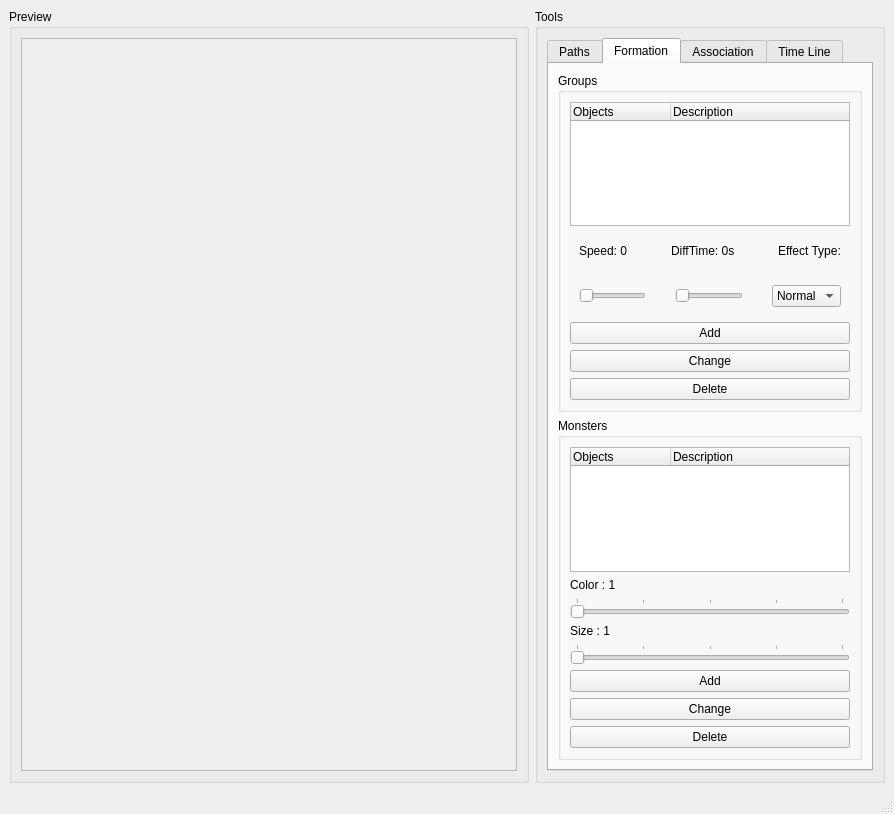
Before: the Qt Designer form Formation Editor/src/FormationEditor.ui in markdoerr/ntssp, drawn with Qt 5.
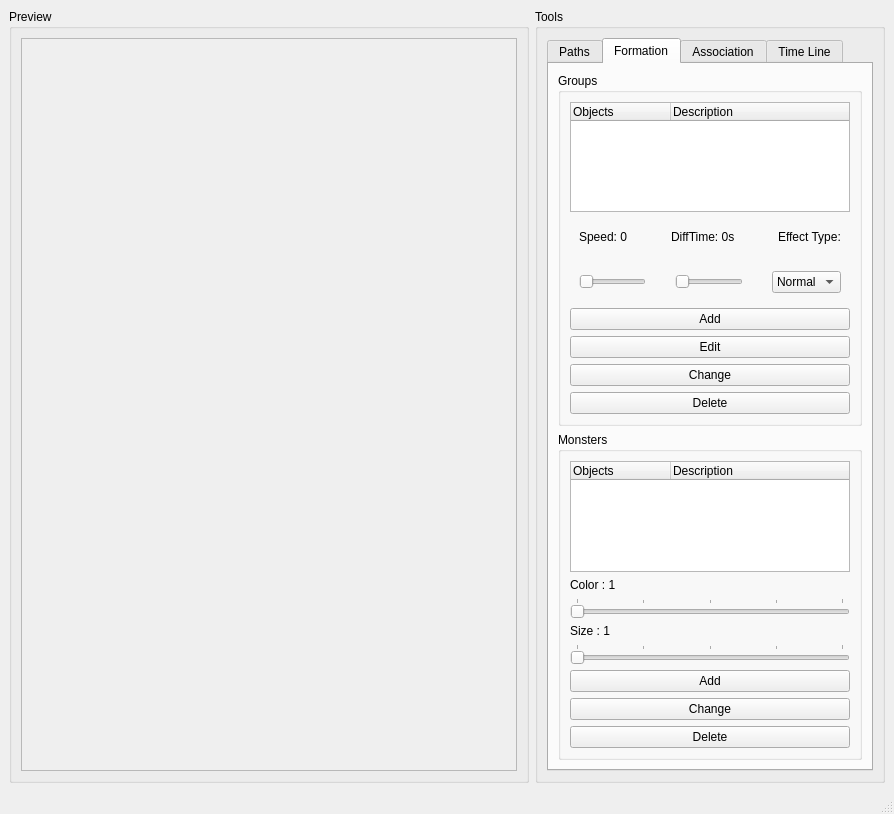
After: the same form once the commit is applied.

```diff
--- a/Formation Editor/src/FormationEditor.ui
+++ b/Formation Editor/src/FormationEditor.ui
@@ -316,6 +316,13 @@
                 </property>
                </widget>
               </item>
+              <item>
+               <widget class="QPushButton" name="Group_Edit" >
+                <property name="text" >
+                 <string>Edit</string>
+                </property>
+               </widget>
+              </item>
               <item>
                <widget class="QPushButton" name="Groups_Change" >
                 <property name="text" >
```
